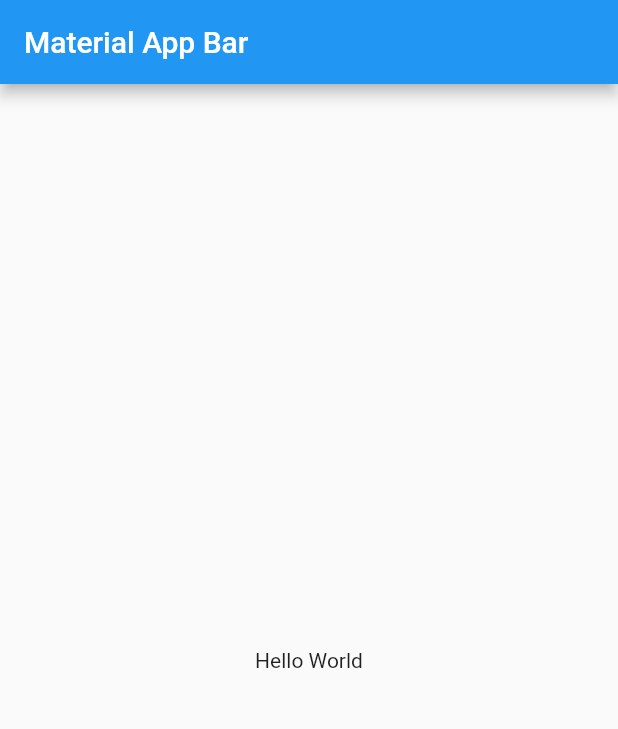
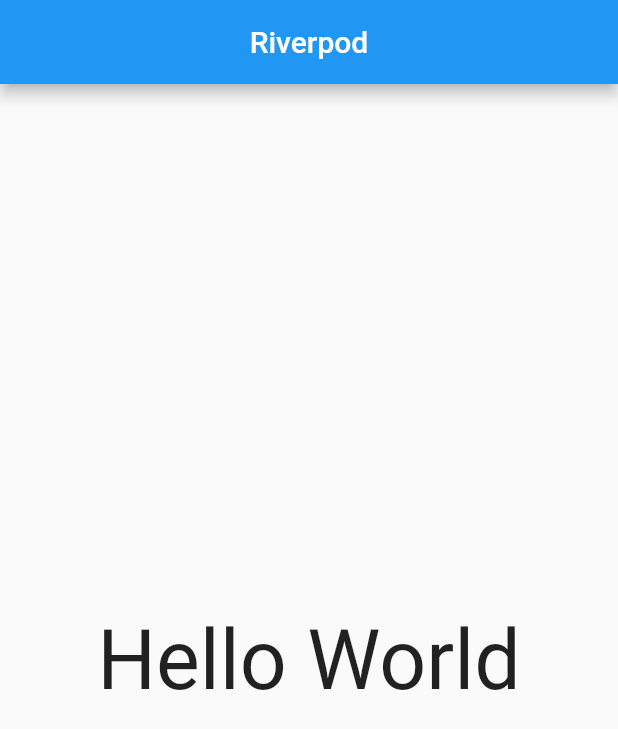
Before and after one commit to TarkanKara/Provider_Riverpod, a Flutter app: the screen it shows after launch, on a phone screen of 412 x 824 dp. Shown: the top 729 px of the screen. Run offline on Flutter 3.47's test engine with Material 2 defaults, Android fonts, the phone set to English and light mode, and no system bars; our stand-ins replace flutter_riverpod.

Commit message:
riverpod1 || riverpod kullanimi

```diff
--- a/lib/main.dart
+++ b/lib/main.dart
@@ -1,20 +1,49 @@
 import 'package:flutter/material.dart';
+import 'package:flutter_riverpod/flutter_riverpod.dart';
 
-void main() => runApp(const MyApp());
+//ProviderScope MyApp widgeti ile sarmalıyoruz.
+void main() => runApp(const ProviderScope(child: MyApp()));
+
+//Riverpod ile nesnelerimizi provider etmek
+//Hello world verisini ilgili widgette kullanmaya başlayalım
+final helloWorld = Provider((ref) => "Hello World");
 
 class MyApp extends StatelessWidget {
   const MyApp({super.key});
 
   @override
   Widget build(BuildContext context) {
-    return MaterialApp(
+    return const MaterialApp(
+      debugShowCheckedModeBanner: false,
       title: 'Material App',
-      home: Scaffold(
-        appBar: AppBar(
-          title: const Text('Material App Bar'),
-        ),
-        body: const Center(
-          child: Text('Hello World'),
+      home: HomePage(),
+    );
+  }
+}
+
+//verimizi burda kullanabilmek için Consumr widgtetten extends etmemiz gerekiyor.
+//Consumer widgetin build fonksiyonu (BuildContext context ve WidgetRef ref) adnda iki paramaetre alır.
+
+class HomePage extends ConsumerWidget {
+  const HomePage({super.key});
+
+  @override
+  //Consumer widgetin build fonksiyonu
+  Widget build(BuildContext context, WidgetRef ref) {
+    return Scaffold(
+      appBar: AppBar(
+        title: const Text('Riverpod'),
+        centerTitle: true,
+      ),
+      //Consumer widgetini düzenlendikten sonra
+      //Data yı text widgetinde kullanalım
+      //bize verilen ref değişkeni ile read parametresi dedikten sonra datanın tipini belirleyerek
+      //provider edilecek nesnenin adını veriyoruz.
+      //ref.read<String>(helloWorld), kullanım bu şekilde
+      body: Center(
+        child: Text(
+          ref.read<String>(helloWorld),
+          style: const TextStyle(fontSize: 55),
         ),
       ),
     );
--- a/pubspec.yaml
+++ b/pubspec.yaml
@@ -47,6 +47,8 @@
   # package. See that file for information about deactivating specific lint
   # rules and activating additional ones.
   flutter_lints: ^2.0.0
+  riverpod: ^2.0.2
+  flutter_riverpod: ^2.0.2
 
 # For information on the generic Dart part of this file, see the
 # following page: https://dart.dev/tools/pub/pubspec
```
Also changed, not shown: pubspec.lock, 1 other file.
